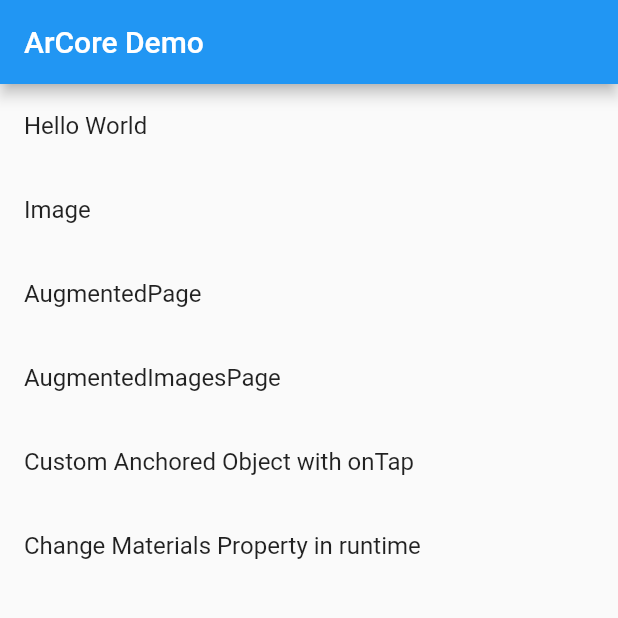
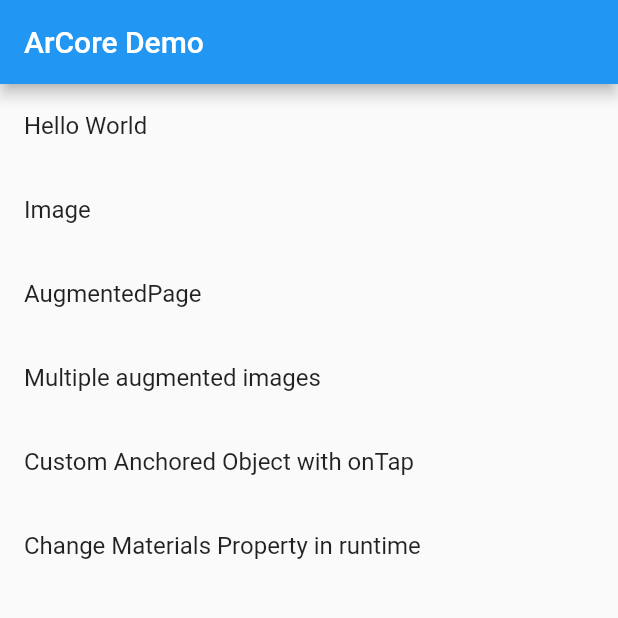
Before and after one commit to giandifra/arcore_flutter_plugin, a Flutter app: the screen it shows after launch, on a phone screen of 412 x 824 dp, the top half of it. Run offline on Flutter 3.47's test engine with Material 2 defaults, Android fonts, the phone set to English and light mode, and no system bars; statements that could not run were skipped.

```diff
--- a/example/lib/home.dart
+++ b/example/lib/home.dart
@@ -45,9 +45,9 @@
           ListTile(
             onTap: () {
               Navigator.of(context).push(MaterialPageRoute(
-                  builder: (context) => AugmentedImagesPage()));
+                  builder: (context) => MultipleAugmentedImagesPage()));
             },
-            title: Text("AugmentedImagesPage"),
+            title: Text("Multiple augmented images"),
           ),
           ListTile(
             onTap: () {
--- a/example/lib/screens/multiple_augmented_images.dart
+++ b/example/lib/screens/multiple_augmented_images.dart
@@ -5,12 +5,14 @@
 import 'package:arcore_flutter_plugin/arcore_flutter_plugin.dart';
 import 'package:vector_math/vector_math_64.dart' as vector;
 
-class AugmentedImagesPage extends StatefulWidget {
+class MultipleAugmentedImagesPage extends StatefulWidget {
   @override
-  _AugmentedImagesPageState createState() => _AugmentedImagesPageState();
+  _MultipleAugmentedImagesPageState createState() =>
+      _MultipleAugmentedImagesPageState();
 }
 
-class _AugmentedImagesPageState extends State<AugmentedImagesPage> {
+class _MultipleAugmentedImagesPageState
+    extends State<MultipleAugmentedImagesPage> {
   ArCoreController arCoreController;
   Map<String, ArCoreAugmentedImage> augmentedImagesMap = Map();
   Map<String, Uint8List> bytesMap = Map();
@@ -20,7 +22,7 @@
     return MaterialApp(
       home: Scaffold(
         appBar: AppBar(
-          title: const Text('AugmentedPage'),
+          title: const Text('Multiple augmented images'),
         ),
         body: ArCoreView(
           onArCoreViewCreated: _onArCoreViewCreated,
```
Also changed, not shown: example/pubspec.lock.
